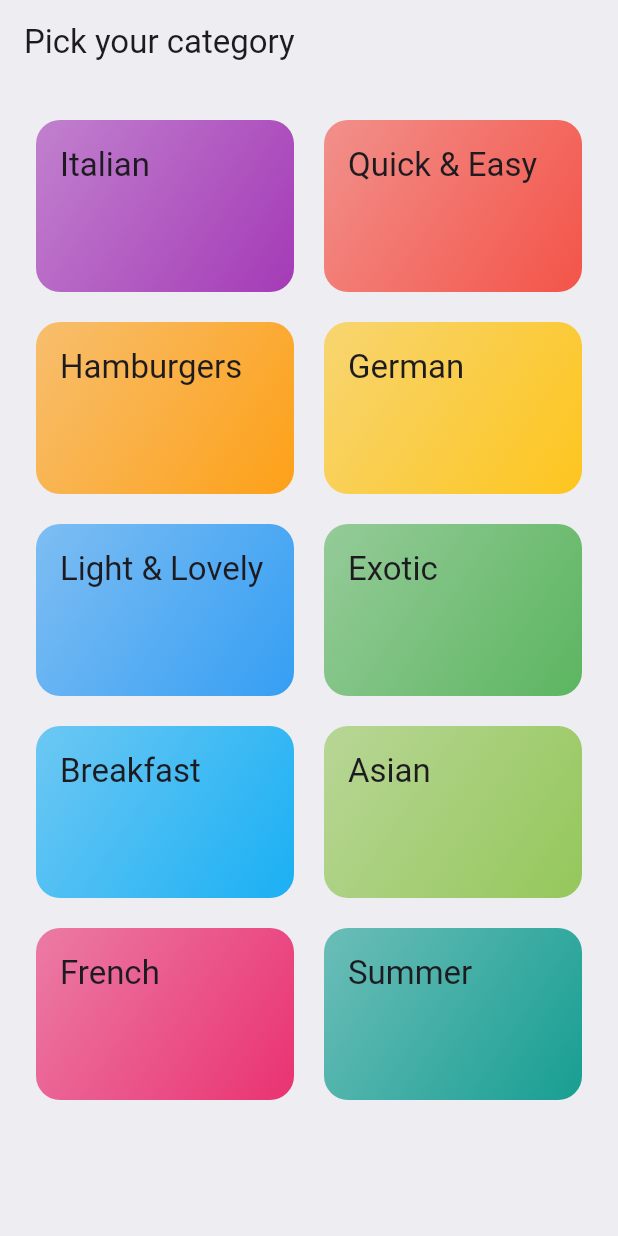
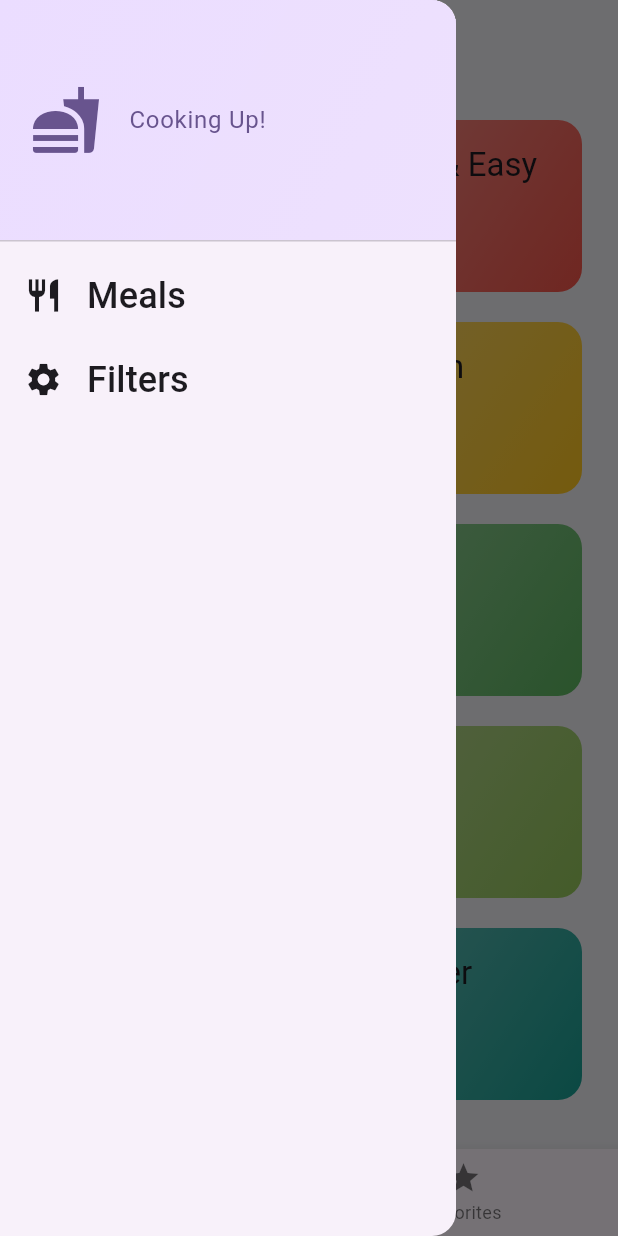
Before and after one commit to jmcfx/meal_app, a Flutter app: the screen it shows after launch, with the side drawer open (before the commit the screen has no drawer), on a phone screen of 412 x 824 dp. Run offline on Flutter 3.47's test engine with Material 3 defaults, Android fonts, the phone set to English and light mode, and no system bars; our stand-ins replace transparent_image.

Commit message:
new toggle

```diff
--- a/lib/main.dart
+++ b/lib/main.dart
@@ -1,6 +1,5 @@
 import 'package:flutter/material.dart';
-import 'package:meal_app/views/screens/categories.dart';
-
+import 'package:meal_app/views/screens/tabs.dart';
 
 void main() {
   runApp(const MyApp());
@@ -17,14 +16,12 @@ class MyApp extends StatelessWidget {
       theme: ThemeData(
         colorScheme: ColorScheme.fromSeed(seedColor: Colors.deepPurple),
         useMaterial3: true,
-        scaffoldBackgroundColor: const  Color(0xFFeeedf2),
+        scaffoldBackgroundColor: const Color(0xFFeeedf2),
         appBarTheme: const AppBarTheme(
-          color:  Color(0xFFeeedf2),
-        )
+          color: Color(0xFFeeedf2),
+        ),
       ),
-
-      home: const CategoriesScreen()
-
+      home: const TabScreen(),
     );
   }
 }
--- a/lib/views/screens/categories.dart
+++ b/lib/views/screens/categories.dart
@@ -1,21 +1,24 @@
 import 'package:flutter/material.dart';
 import 'package:meal_app/data/dummy_data.dart';
 import 'package:meal_app/models/category_model.dart';
+import 'package:meal_app/models/meal_model.dart';
 import 'package:meal_app/views/screens/meals.dart';
 import 'package:meal_app/views/widgets/category_grid_item.dart';
 
 class CategoriesScreen extends StatelessWidget {
-  const CategoriesScreen({super.key});
-
+  const CategoriesScreen({super.key, required this.onToggleFavorite});
+final void Function(Meal meal) onToggleFavorite;
   void _selectedCategory(BuildContext context, CategoryModel category) {
-
     //filtered List .....
-    final filteredMeals = mealsList.where((meal) => meal.categories.contains(category.id)).toList();
+    final filteredMeals = mealsList
+        .where((meal) => meal.categories.contains(category.id))
+        .toList();
 
     //push to mealScreen...
     Navigator.of(context).push(
       MaterialPageRoute(
         builder: (context) => MealsScreen(
+          onToggleFavorite: onToggleFavorite,
           tittle: category.title,
           meals: filteredMeals,
         ),
@@ -25,11 +28,7 @@ class CategoriesScreen extends StatelessWidget {
 
   @override
   Widget build(BuildContext context) {
-    return Scaffold(
-      appBar: AppBar(
-        title: const Text("Pick your category "),
-      ),
-      body: GridView(
+    return GridView(
       padding: const EdgeInsets.all(24),
       gridDelegate: const SliverGridDelegateWithFixedCrossAxisCount(
         crossAxisCount: 2,
@@ -47,7 +46,6 @@ class CategoriesScreen extends StatelessWidget {
             },
           )
       ],
-      ),
     );
   }
 }
--- /dev/null
+++ b/lib/views/screens/tabs.dart
@@ -0,0 +1,92 @@
+import 'package:flutter/material.dart';
+import 'package:meal_app/models/meal_model.dart';
+import 'package:meal_app/views/screens/categories.dart';
+import 'package:meal_app/views/screens/meals.dart';
+import 'package:meal_app/views/widgets/main_drawer.dart';
+
+class TabScreen extends StatefulWidget {
+  const TabScreen({super.key});
+
+  @override
+  State<TabScreen> createState() => _TabScreenState();
+}
+
+class _TabScreenState extends State<TabScreen> {
+  int _selectedPageIndex = 0;
+  final List<Meal> _favoriteMeals = [];
+
+  void _showInfoMessage(String message) {
+    ScaffoldMessenger.of(context).clearSnackBars();
+    ScaffoldMessenger.of(context).showSnackBar(
+      SnackBar(
+        content: Text(message),
+      ),
+    );
+  }
+
+  void _toggleMealFavoriteStatus(Meal meal) {
+    final isExisting = _favoriteMeals.contains(meal);
+
+    if (isExisting) {
+      setState(() {
+        _favoriteMeals.remove(meal);
+      });
+      _showInfoMessage('Meal is no longer a Favorite');
+    } else {
+      setState(() {
+        _favoriteMeals.add(meal);
+        _showInfoMessage('Marked as Favorite');
+      });
+    }
+  }
+
+  void _selectPage(int index) {
+    setState(() {
+      _selectedPageIndex = index;
+    });
+  }
+
+  void _setScreen(String identifier) {
+    if (identifier == 'filters') {
+    } else {
+      Navigator.of(context).pop();
+    }
+  }
+
+  @override
+  Widget build(BuildContext context) {
+    Widget activePage = CategoriesScreen(
+      onToggleFavorite: _toggleMealFavoriteStatus,
+    );
+    var activePageTitle = 'Categories';
+
+    if (_selectedPageIndex == 1) {
+      activePage = MealsScreen(
+          meals: _favoriteMeals, onToggleFavorite: _toggleMealFavoriteStatus);
+      activePageTitle = "Your Favorites";
+    }
+    return Scaffold(
+      appBar: AppBar(
+        title: Text(activePageTitle),
+      ),
+      drawer: MainDrawer(
+        onSelectScreen: _setScreen,
+      ),
+      body: activePage,
+      bottomNavigationBar: BottomNavigationBar(
+        onTap: _selectPage,
+        currentIndex: _selectedPageIndex,
+        items: const [
+          BottomNavigationBarItem(
+            icon: Icon(Icons.set_meal),
+            label: "Categories",
+          ),
+          BottomNavigationBarItem(
+            icon: Icon(Icons.star),
+            label: "Favorites",
+          )
+        ],
+      ),
+    );
+  }
+}
--- /dev/null
+++ b/lib/views/widgets/main_drawer.dart
@@ -0,0 +1,79 @@
+import 'package:flutter/material.dart';
+
+class MainDrawer extends StatelessWidget {
+  const MainDrawer({super.key, required this.onSelectScreen});
+  final void Function(String identifier) onSelectScreen;
+
+  @override
+  Widget build(BuildContext context) {
+    return Drawer(
+      child: Column(
+        children: [
+          DrawerHeader(
+            padding: const EdgeInsets.all(20),
+            decoration: BoxDecoration(
+              gradient: LinearGradient(colors: [
+                Theme.of(context).colorScheme.primaryContainer,
+                Theme.of(context).colorScheme.primaryContainer.withOpacity(0.8)
+              ], begin: Alignment.topLeft, end: Alignment.bottomRight),
+            ),
+            child: Row(
+              children: [
+                Icon(
+                  Icons.fastfood,
+                  size: 48,
+                  color: Theme.of(context).colorScheme.primary,
+                ),
+                const SizedBox(
+                  width: 18,
+                ),
+                Text(
+                  'Cooking Up!',
+                  style: Theme.of(context)
+                      .textTheme
+                      .bodyLarge!
+                      .copyWith(color: Theme.of(context).colorScheme.primary),
+                )
+              ],
+            ),
+          ),
+          ListTile(
+            leading: Icon(
+              Icons.restaurant,
+              size: 26,
+              color: Theme.of(context).colorScheme.onSurface,
+            ),
+            title: Text(
+              "Meals",
+              style: Theme.of(context).textTheme.titleSmall!.copyWith(
+                    color: Theme.of(context).colorScheme.onSurface,
+                    fontSize: 24,
+                  ),
+            ),
+            onTap: () {
+              onSelectScreen('meals');
+            },
+          ),
+          //filter......
+          ListTile(
+            leading: Icon(
+              Icons.settings,
+              size: 26,
+              color: Theme.of(context).colorScheme.onSurface,
+            ),
+            title: Text(
+              "Filters",
+              style: Theme.of(context).textTheme.titleSmall!.copyWith(
+                    color: Theme.of(context).colorScheme.onSurface,
+                    fontSize: 24,
+                  ),
+            ),
+            onTap: () {
+              onSelectScreen('filters');
+            },
+          )
+        ],
+      ),
+    );
+  }
+}
--- a/lib/views/widgets/meal_item_trait.dart
+++ b/lib/views/widgets/meal_item_trait.dart
@@ -16,7 +16,7 @@ class MealItemTrait extends StatelessWidget {
             size: 17,
             color: Colors.white,
           ),
-         const SizedBox(width: 6,),
+        const SizedBox(width: 6,),
           Text(label, style: const TextStyle( color: Colors.white,),)
         ],
       ),
```
Also changed, not shown: lib/views/screens/filters.dart (added, +36 -0 lines), lib/views/screens/meals.dart (+16 -8 lines), lib/views/screens/meals_detail.dart (+78 -6 lines), lib/views/widgets/meal_item.dart (+2 -8 lines), pubspec.lock. Lines whose indentation alone changed are shown as unchanged.
